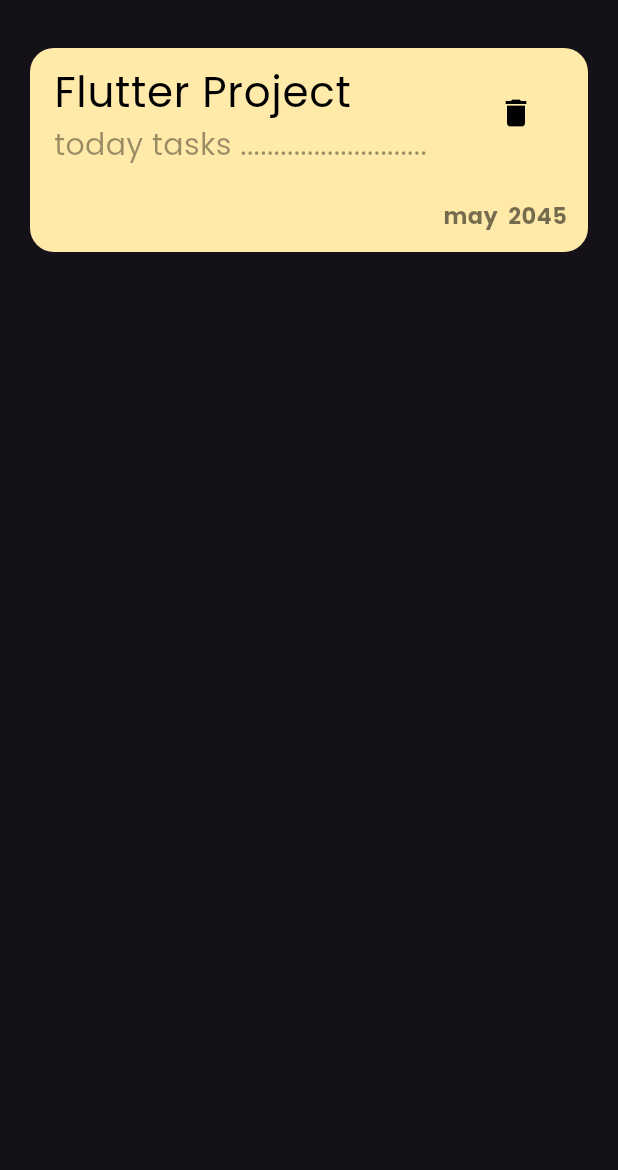
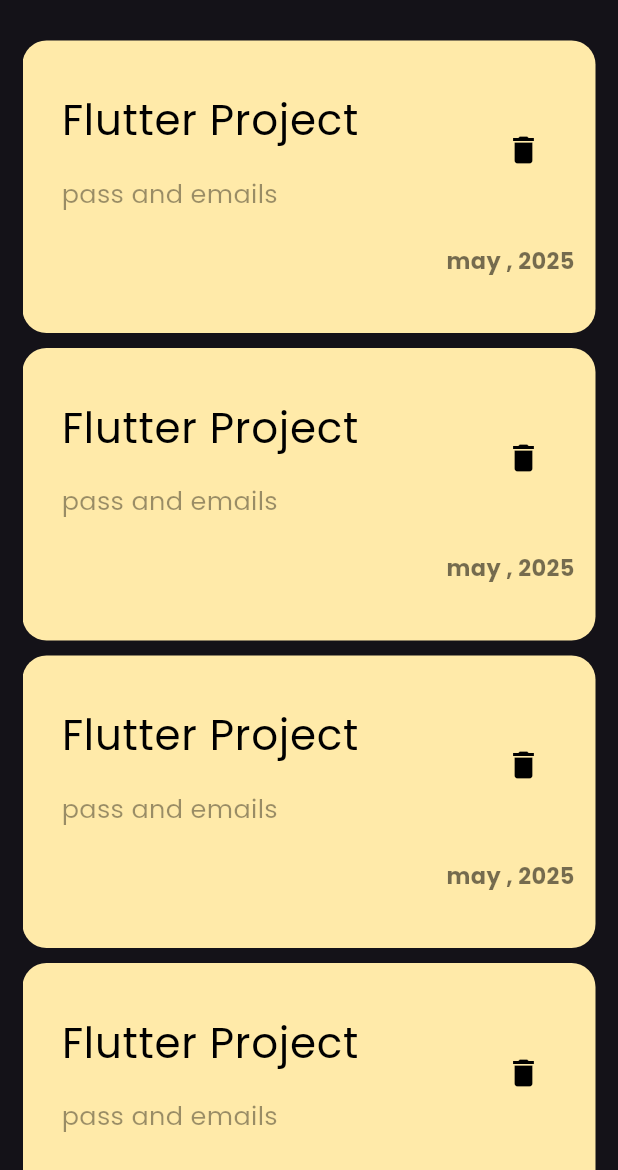
Before and after one commit to ZiadElsewedy/NotesApp, a Flutter app: the screen it shows after launch, on a phone screen of 412 x 824 dp, the part 66-1236 px from its top. Run offline on Flutter 3.47's test engine with Material 3 defaults, Android fonts, the phone set to English and light mode, and no system bars.

Commit message:
create Notes ListView , to display all the notes (UI)

```diff
--- a/lib/Screens/HomeScreen.dart
+++ b/lib/Screens/HomeScreen.dart
@@ -1,6 +1,6 @@
 import 'package:flutter/material.dart';
 import 'package:notesapp/widgets/CustomAppBar.dart';
-import 'package:notesapp/widgets/NoteWidget.dart';
+import 'package:notesapp/widgets/ListviewBuilder.dart';
 
 class NotesView extends StatelessWidget {
   const NotesView({super.key});
@@ -12,12 +12,10 @@ class NotesView extends StatelessWidget {
         title: CustomAppbar()
       ),
       body: Padding(
-        padding: const EdgeInsets.all(20.0),
-        child: Column(
-          children: [
-            NoteWidegt(Title: 'Flutter Project',Subtitle: 'today tasks ............................', date: 'may  2045',)
-          ],
-        ),
+        padding: const EdgeInsets.only(right: 15 , left: 15 , top: 10 ),
+        child: SizedBox(
+          child: NotesListView()
+          ),
       ),
     );
   }
--- /dev/null
+++ b/lib/widgets/ListviewBuilder.dart
@@ -0,0 +1,18 @@
+import 'package:flutter/material.dart';
+import 'package:notesapp/widgets/NoteWidget.dart';
+
+class NotesListView extends StatelessWidget {
+  const NotesListView({super.key});
+
+  @override
+  Widget build(BuildContext context) {
+    return  ListView.builder(
+      itemBuilder: (context,index){
+        return Padding(
+          padding: const EdgeInsets.symmetric(vertical: 5),
+          child: NoteWidegt(Title: 'Flutter Project', Subtitle: 'pass and emails' , date: 'may , 2025'),
+        );
+      }
+    );
+  }
+}
--- a/lib/widgets/NoteWidget.dart
+++ b/lib/widgets/NoteWidget.dart
@@ -2,15 +2,15 @@ import 'package:flutter/material.dart';
 
 
 class NoteWidegt extends StatelessWidget {
-  const NoteWidegt({super.key, this.Title, this.Subtitle, this.date});
-final String? Title;
-final String? Subtitle;
-final String? date;
+  const NoteWidegt({super.key, required this.Title, required  this.Subtitle, required   this.date});
+final String  Title;
+final String Subtitle;
+final String date;
   @override
   Widget build(BuildContext context) {
 
     return  Container(
-
+      padding: EdgeInsets.only(top: 24 , bottom: 24 , left: 10 ,),
       decoration: BoxDecoration(
         color: const Color(0xFFFFEAA9),
         borderRadius: BorderRadius.circular(16),
@@ -20,14 +20,22 @@ final String? date;
         crossAxisAlignment: CrossAxisAlignment.end,
         children: [
           ListTile(
-            title: Text(Title!,style: TextStyle(fontSize: 28  , color: Colors.black ),),
-            subtitle: Text(Subtitle!,style: TextStyle(fontSize: 20 , color: Colors.black.withOpacity(0.4)  ),),
-            trailing: IconButton(onPressed: (){} , icon: Icon(Icons.delete , color: Colors.black,))
+            title: Text(Title,style: TextStyle(fontSize: 28  , color: Colors.black ),),
+            subtitle: Stack(
+              children: [
+                Padding(
+                  padding: const EdgeInsets.only(top: 16 ,),
+                  child:  Text(Subtitle,style: TextStyle(fontSize: 17 , color: Colors.black.withOpacity(0.4)  ),),
+                ),
+              ],
+            )
+            ,
+            trailing:  IconButton(onPressed: (){} , icon: Icon(Icons.delete , color: Colors.black,))
             ),
 
           Padding(
             padding: const EdgeInsets.all(14.0),
-            child: Text(date! , style: TextStyle(color: Colors.black54 , fontWeight:  FontWeight.bold , fontSize: 15),),
+            child: Text(date , style: TextStyle(color: Colors.black54 , fontWeight:  FontWeight.bold , fontSize: 15),),
           ) ,
         ],
 
```
